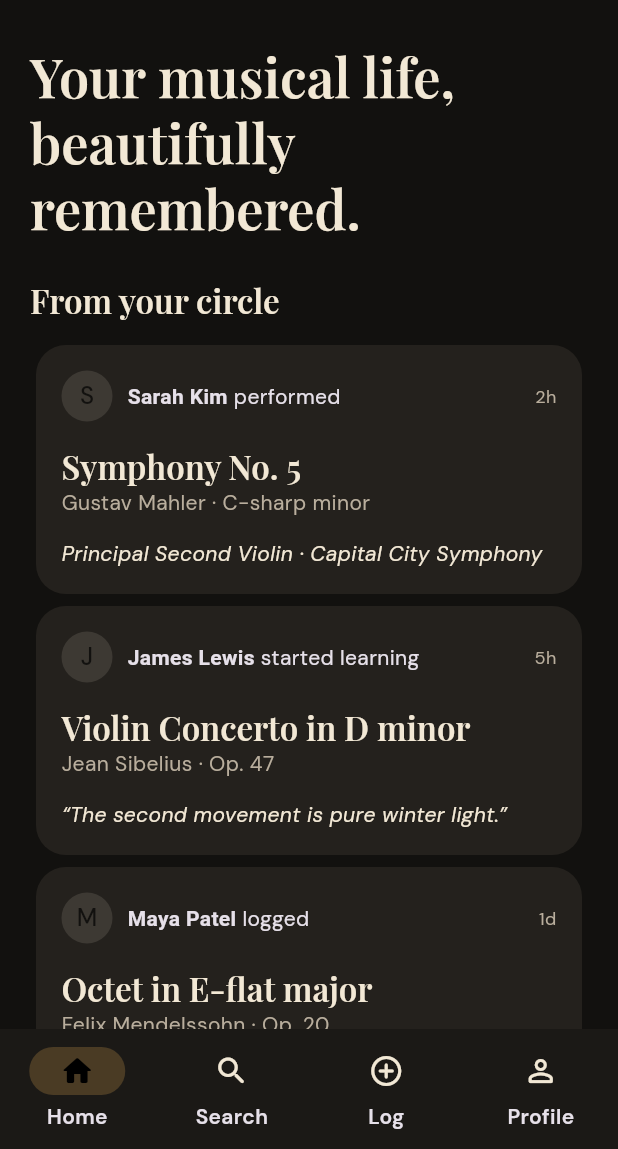
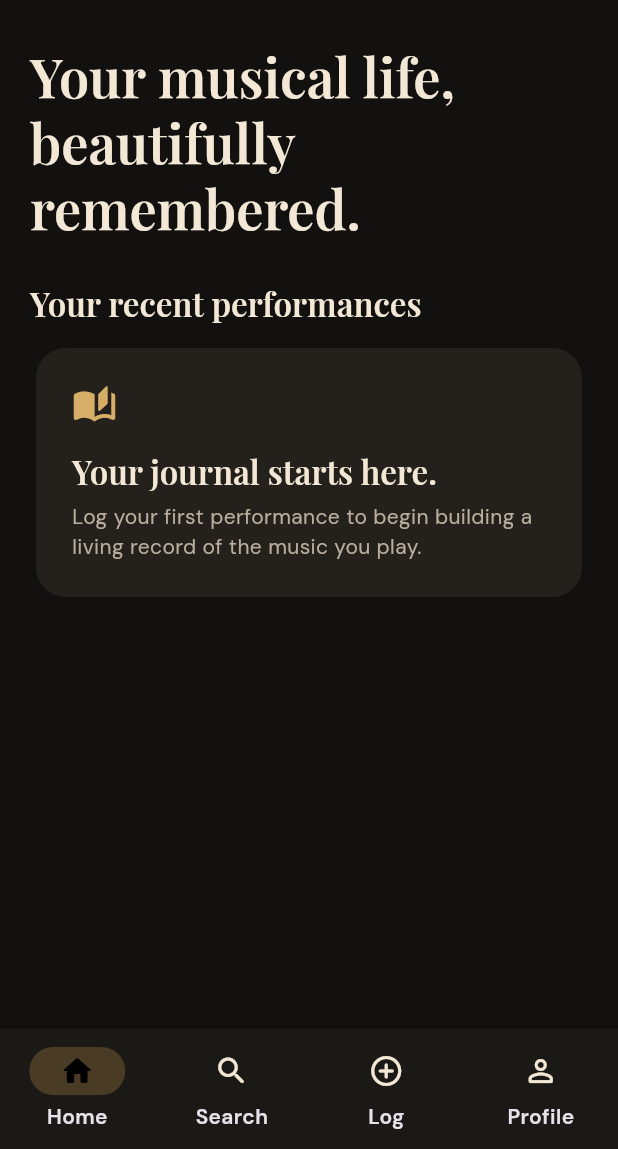
Before and after one commit to samgolik/classical.ly, a Flutter app: the screen it shows after launch, on a phone screen of 412 x 824 dp, the part 87-1236 px from its top. Run offline on Flutter 3.47's test engine with Material 3 defaults, Android fonts, the light colour scheme and no system bars; our stand-ins replace google_fonts.

Commit message:
Start with an empty personal repertoire

```diff
--- a/lib/data/mock_repository.dart
+++ /dev/null
@@ -1,20 +0,0 @@
-import '../models/models.dart';
-
-abstract final class MockRepository {
-  static const sibelius = Work(id: 'sibelius', title: 'Violin Concerto in D minor', composer: 'Jean Sibelius', subtitle: 'Op. 47', difficulty: 9.4, duration: '32 min', instrumentation: ['Solo violin', '2 flutes', '2 oboes', '2 clarinets', '2 bassoons', 'Horn', 'Orchestra']);
-  static const mahler = Work(id: 'mahler5', title: 'Symphony No. 5', composer: 'Gustav Mahler', subtitle: 'C-sharp minor', difficulty: 9.1, duration: '70 min', instrumentation: ['Orchestra', '4 horns', '4 trumpets', 'Timpani', 'Harp', 'Strings']);
-  static const mendelssohn = Work(id: 'mendelssohn', title: 'Octet in E-flat major', composer: 'Felix Mendelssohn', subtitle: 'Op. 20', difficulty: 8.2, duration: '32 min', instrumentation: ['4 violins', '2 violas', '2 cellos']);
-  static const brahms = Work(id: 'brahms', title: 'Violin Concerto in D major', composer: 'Johannes Brahms', subtitle: 'Op. 77', difficulty: 9.6, duration: '40 min', instrumentation: ['Solo violin', '2 flutes', '2 oboes', '2 clarinets', '2 bassoons', '4 horns', 'Orchestra']);
-  static const ravel = Work(id: 'ravel', title: 'Daphnis et Chloé, Suite No. 2', composer: 'Maurice Ravel', subtitle: 'M. 57b', difficulty: 8.7, duration: '16 min', instrumentation: ['Orchestra', 'Flute', 'Harp', 'Percussion', 'Strings']);
-
-  static const works = [sibelius, mahler, mendelssohn, brahms, ravel];
-  static const feed = [
-    FeedItem(name: 'Sarah Kim', action: 'performed', work: mahler, detail: 'Principal Second Violin · Capital City Symphony', when: '2h'),
-    FeedItem(name: 'James Lewis', action: 'started learning', work: sibelius, detail: '“The second movement is pure winter light.”', when: '5h'),
-    FeedItem(name: 'Maya Patel', action: 'logged', work: mendelssohn, detail: 'Violin II · First chamber concert of the season.', when: '1d'),
-  ];
-  static final logs = <PerformanceLog>[
-    PerformanceLog(work: ravel, ensemble: 'Arlington Philharmonic', date: DateTime(2026, 6, 14), role: 'Violin I', note: 'That sunrise never gets old.', rating: 5),
-    PerformanceLog(work: mendelssohn, ensemble: 'Hearth Chamber Players', date: DateTime(2026, 4, 27), role: 'Violin II', note: 'A joyful, wild ride.', rating: 5),
-  ];
-}
--- /dev/null
+++ b/lib/data/repertoire_store.dart
@@ -0,0 +1,22 @@
+import 'package:flutter/foundation.dart';
+import '../models/models.dart';
+
+class RepertoireStore extends ChangeNotifier {
+  RepertoireStore._();
+  static final instance = RepertoireStore._();
+
+  final List<PerformanceLog> _logs = [];
+  List<PerformanceLog> get logs => List.unmodifiable(_logs);
+  List<Work> get works {
+    final byId = <String, Work>{};
+    for (final log in _logs) {
+      byId[log.work.id] = log.work;
+    }
+    return byId.values.toList();
+  }
+
+  void addLog(PerformanceLog log) {
+    _logs.insert(0, log);
+    notifyListeners();
+  }
+}
--- a/lib/features/home/home_page.dart
+++ b/lib/features/home/home_page.dart
@@ -1,5 +1,5 @@
 import 'package:flutter/material.dart';
-import '../../data/mock_repository.dart';
+import '../../data/repertoire_store.dart';
 import '../../theme/app_theme.dart';
 import '../../widgets/common_widgets.dart';
 import '../piece/piece_detail_page.dart';
@@ -7,23 +7,17 @@ import '../piece/piece_detail_page.dart';
 class HomePage extends StatelessWidget {
   const HomePage({super.key});
   @override
-  Widget build(BuildContext context) => ListView(
-        padding: const EdgeInsets.fromLTRB(20, 18, 20, 28),
-        children: [
-          Row(children: [Text('classical.ly', style: Theme.of(context).textTheme.headlineSmall?.copyWith(color: AppTheme.cream)), const Spacer(), const CircleAvatar(backgroundColor: AppTheme.gold, child: Text('S', style: TextStyle(color: AppTheme.ink, fontWeight: FontWeight.bold)))]),
-          const SizedBox(height: 28),
-          Text('Your musical life,\nbeautifully remembered.', style: Theme.of(context).textTheme.displaySmall),
-          const SizedBox(height: 26),
-          const SectionTitle('From your circle'),
-          ...MockRepository.feed.map((item) => Card(child: InkWell(
-            borderRadius: BorderRadius.circular(20),
-            onTap: () => Navigator.push(context, MaterialPageRoute(builder: (_) => PieceDetailPage(work: item.work))),
-            child: Padding(padding: const EdgeInsets.all(17), child: Column(crossAxisAlignment: CrossAxisAlignment.start, children: [
-              Row(children: [CircleAvatar(radius: 17, backgroundColor: AppTheme.cream.withValues(alpha: .12), child: Text(item.name[0])), const SizedBox(width: 10), Expanded(child: RichText(text: TextSpan(style: Theme.of(context).textTheme.bodyMedium, children: [TextSpan(text: item.name, style: const TextStyle(fontWeight: FontWeight.bold)), TextSpan(text: ' ${item.action}')]))), Text(item.when, style: const TextStyle(color: AppTheme.muted, fontSize: 12))]),
-              const SizedBox(height: 16), Text(item.work.title, style: Theme.of(context).textTheme.titleLarge), Text('${item.work.composer} · ${item.work.subtitle}', style: const TextStyle(color: AppTheme.muted)),
-              const SizedBox(height: 14), Text(item.detail, style: const TextStyle(fontStyle: FontStyle.italic, color: AppTheme.cream)),
-            ])),
-          ))),
-        ],
+  Widget build(BuildContext context) => ListenableBuilder(
+        listenable: RepertoireStore.instance,
+        builder: (context, _) {
+          final logs = RepertoireStore.instance.logs;
+          return ListView(padding: const EdgeInsets.fromLTRB(20, 18, 20, 28), children: [
+            Row(children: [Text('classical.ly', style: Theme.of(context).textTheme.headlineSmall?.copyWith(color: AppTheme.cream)), const Spacer(), const CircleAvatar(backgroundColor: AppTheme.gold, child: Text('S', style: TextStyle(color: AppTheme.ink, fontWeight: FontWeight.bold)))]),
+            const SizedBox(height: 28), Text('Your musical life,\nbeautifully remembered.', style: Theme.of(context).textTheme.displaySmall), const SizedBox(height: 28),
+            const SectionTitle('Your recent performances'),
+            if (logs.isEmpty) const _EmptyJournal() else ...logs.map((log) => WorkTile(work: log.work, trailing: Text(log.role, style: const TextStyle(color: AppTheme.muted, fontSize: 12)), onTap: () => Navigator.push(context, MaterialPageRoute(builder: (_) => PieceDetailPage(work: log.work))))),
+          ]);
+        },
       );
 }
+class _EmptyJournal extends StatelessWidget { const _EmptyJournal(); @override Widget build(BuildContext context) => Card(child: Padding(padding: const EdgeInsets.all(24), child: Column(crossAxisAlignment: CrossAxisAlignment.start, children: [const Icon(Icons.auto_stories_rounded, color: AppTheme.gold, size: 30), const SizedBox(height: 14), Text('Your journal starts here.', style: Theme.of(context).textTheme.titleLarge), const SizedBox(height: 6), const Text('Log your first performance to begin building a living record of the music you play.', style: TextStyle(color: AppTheme.muted))]))); }
--- a/lib/features/piece/piece_detail_page.dart
+++ b/lib/features/piece/piece_detail_page.dart
@@ -15,13 +15,12 @@ class PieceDetailPage extends StatelessWidget {
       Text(work.composer.toUpperCase(), style: const TextStyle(color: AppTheme.gold, fontWeight: FontWeight.bold, letterSpacing: 1.3)), const SizedBox(height: 7),
       Text(work.title, style: Theme.of(context).textTheme.displaySmall), const SizedBox(height: 6), Text(work.subtitle, style: const TextStyle(color: AppTheme.muted, fontSize: 17)),
       const SizedBox(height: 24),
-      Row(children: [Expanded(child: _Stat(value: work.difficulty.toString(), label: 'difficulty / 10')), Expanded(child: _Stat(value: work.duration, label: 'duration')), Expanded(child: _Stat(value: '1.8k', label: 'logged'))]),
-      const SizedBox(height: 28), const SectionTitle('Instrumentation'), Wrap(spacing: 8, runSpacing: 8, children: work.instrumentation.map((i) => Pill(label: i)).toList()),
+      Row(children: [Expanded(child: _Stat(value: work.difficulty == 0 ? '—' : work.difficulty.toString(), label: 'difficulty / 10')), Expanded(child: _Stat(value: work.duration.isEmpty ? '—' : work.duration, label: 'duration'))]),
+      if (work.instrumentation.isNotEmpty) ...[const SizedBox(height: 28), const SectionTitle('Instrumentation'), Wrap(spacing: 8, runSpacing: 8, children: work.instrumentation.map((i) => Pill(label: i)).toList())],
       const SizedBox(height: 28), const SectionTitle('Resources'),
-      Card(child: ListTile(leading: const Icon(Icons.menu_book_rounded, color: AppTheme.gold), title: const Text('View score on IMSLP'), subtitle: const Text('Public-domain scores and parts'), trailing: const Icon(Icons.open_in_new_rounded), onTap: () => launchUrl(Uri.parse(work.imslpUrl), mode: LaunchMode.externalApplication))),
-      const SizedBox(height: 20), const SectionTitle('Recommended recordings'),
-      const Card(child: ListTile(leading: Icon(Icons.play_circle_fill_rounded, color: AppTheme.gold, size: 38), title: Text('A reference performance'), subtitle: Text('Listen on your preferred service'), trailing: Icon(Icons.more_horiz_rounded))),
-      const Card(child: ListTile(leading: Icon(Icons.play_circle_fill_rounded, color: AppTheme.gold, size: 38), title: Text('A fresh perspective'), subtitle: Text('Curated by the community'), trailing: Icon(Icons.more_horiz_rounded))),
+      Card(child: ListTile(leading: const Icon(Icons.menu_book_rounded, color: AppTheme.gold), title: const Text('Add an IMSLP link'), subtitle: const Text('Save a public-domain score or part link here'), trailing: const Icon(Icons.add_link_rounded), onTap: () => launchUrl(Uri.parse(work.imslpUrl), mode: LaunchMode.externalApplication))),
+      const SizedBox(height: 20), const SectionTitle('Recordings'),
+      const Card(child: ListTile(leading: Icon(Icons.queue_music_rounded, color: AppTheme.gold, size: 32), title: Text('No recordings added yet'), subtitle: Text('Connect a recording source in a future update.'))),
       const SizedBox(height: 25), FilledButton.icon(onPressed: () => Navigator.push(context, MaterialPageRoute(builder: (_) => LogPage(preselected: work))), icon: const Icon(Icons.add_rounded), label: const Text('Log this performance')),
     ]),
   );
--- a/lib/features/profile/profile_page.dart
+++ b/lib/features/profile/profile_page.dart
@@ -1,5 +1,5 @@
 import 'package:flutter/material.dart';
-import '../../data/mock_repository.dart';
+import '../../data/repertoire_store.dart';
 import '../../models/models.dart';
 import '../../theme/app_theme.dart';
 import '../../widgets/common_widgets.dart';
@@ -8,25 +8,15 @@ import '../piece/piece_detail_page.dart';
 class ProfilePage extends StatelessWidget {
   const ProfilePage({super.key});
   @override
-  Widget build(BuildContext context) => ListView(padding: const EdgeInsets.fromLTRB(20, 24, 20, 32), children: [
-    Row(crossAxisAlignment: CrossAxisAlignment.start, children: [
-      Container(width: 72, height: 72, decoration: const BoxDecoration(color: AppTheme.gold, shape: BoxShape.circle), alignment: Alignment.center, child: const Text('S', style: TextStyle(color: AppTheme.ink, fontSize: 30, fontWeight: FontWeight.bold))),
-      const SizedBox(width: 16), Expanded(child: Column(crossAxisAlignment: CrossAxisAlignment.start, children: [Text('Sam', style: Theme.of(context).textTheme.headlineSmall), const Text('Violinist · New York', style: TextStyle(color: AppTheme.muted)), const SizedBox(height: 8), const Wrap(spacing: 6, children: [Pill(label: 'Violin', icon: Icons.music_note_rounded), Pill(label: 'Member since 2026')])]))
-    ]),
-    const SizedBox(height: 28),
-    Card(child: Padding(padding: const EdgeInsets.symmetric(vertical: 17), child: Row(children: const [Expanded(child: _ProfileStat(value: '143', label: 'works played')), Expanded(child: _ProfileStat(value: '67', label: 'concerts')), Expanded(child: _ProfileStat(value: '42', label: 'day streak'))]))),
-    const SizedBox(height: 30),
-    const SectionTitle('Currently learning'),
-    WorkTile(work: MockRepository.sibelius, trailing: const Pill(label: 'In progress'), onTap: () => _open(context, MockRepository.sibelius)),
-    const SizedBox(height: 25),
-    const SectionTitle('Recently performed', action: 'See all'),
-    ...MockRepository.logs.take(3).map((log) => WorkTile(work: log.work, trailing: Text(log.role, style: const TextStyle(color: AppTheme.muted, fontSize: 12)), onTap: () => _open(context, log.work))),
-    const SizedBox(height: 25),
-    const SectionTitle('Dream repertoire'),
-    WorkTile(work: MockRepository.brahms, trailing: const Icon(Icons.bookmark_rounded, color: AppTheme.gold), onTap: () => _open(context, MockRepository.brahms)),
-    WorkTile(work: MockRepository.mahler, trailing: const Icon(Icons.bookmark_rounded, color: AppTheme.gold), onTap: () => _open(context, MockRepository.mahler)),
-    const SizedBox(height: 25), const SectionTitle('Favorite composers'), const Wrap(spacing: 8, runSpacing: 8, children: [Pill(label: 'Ravel'), Pill(label: 'Mahler'), Pill(label: 'Shostakovich'), Pill(label: 'Saint-Saëns')]),
-  ]);
+  Widget build(BuildContext context) => ListenableBuilder(listenable: RepertoireStore.instance, builder: (context, _) {
+    final logs = RepertoireStore.instance.logs;
+    return ListView(padding: const EdgeInsets.fromLTRB(20, 24, 20, 32), children: [
+      Row(crossAxisAlignment: CrossAxisAlignment.start, children: [Container(width: 72, height: 72, decoration: const BoxDecoration(color: AppTheme.gold, shape: BoxShape.circle), alignment: Alignment.center, child: const Text('S', style: TextStyle(color: AppTheme.ink, fontSize: 30, fontWeight: FontWeight.bold))), const SizedBox(width: 16), Expanded(child: Column(crossAxisAlignment: CrossAxisAlignment.start, children: [Text('Your profile', style: Theme.of(context).textTheme.headlineSmall), const Text('A living record of your repertoire', style: TextStyle(color: AppTheme.muted)), const SizedBox(height: 8), const Pill(label: 'Musician', icon: Icons.music_note_rounded)]))]),
+      const SizedBox(height: 28), Card(child: Padding(padding: const EdgeInsets.symmetric(vertical: 17), child: Row(children: [Expanded(child: _ProfileStat(value: RepertoireStore.instance.works.length.toString(), label: 'works played')), Expanded(child: _ProfileStat(value: logs.length.toString(), label: 'performances')), const Expanded(child: _ProfileStat(value: '—', label: 'day streak'))]))),
+      const SizedBox(height: 30), const SectionTitle('Recently performed'),
+      if (logs.isEmpty) const Text('Your logged performances will appear here.', style: TextStyle(color: AppTheme.muted)) else ...logs.map((log) => WorkTile(work: log.work, trailing: Text(log.role.isEmpty ? 'Performer' : log.role, style: const TextStyle(color: AppTheme.muted, fontSize: 12)), onTap: () => _open(context, log.work))),
+    ];
+  });
   void _open(BuildContext context, Work work) => Navigator.push(context, MaterialPageRoute(builder: (_) => PieceDetailPage(work: work)));
 }
 class _ProfileStat extends StatelessWidget { const _ProfileStat({required this.value, required this.label}); final String value, label; @override Widget build(BuildContext context) => Column(children: [Text(value, style: Theme.of(context).textTheme.titleLarge?.copyWith(color: AppTheme.gold)), const SizedBox(height: 3), Text(label, style: const TextStyle(color: AppTheme.muted, fontSize: 11))]); }
```
Also changed, not shown: lib/features/log/log_page.dart (+17 -7 lines), lib/features/search/search_page.dart (+13 -10 lines), 2 other files.
